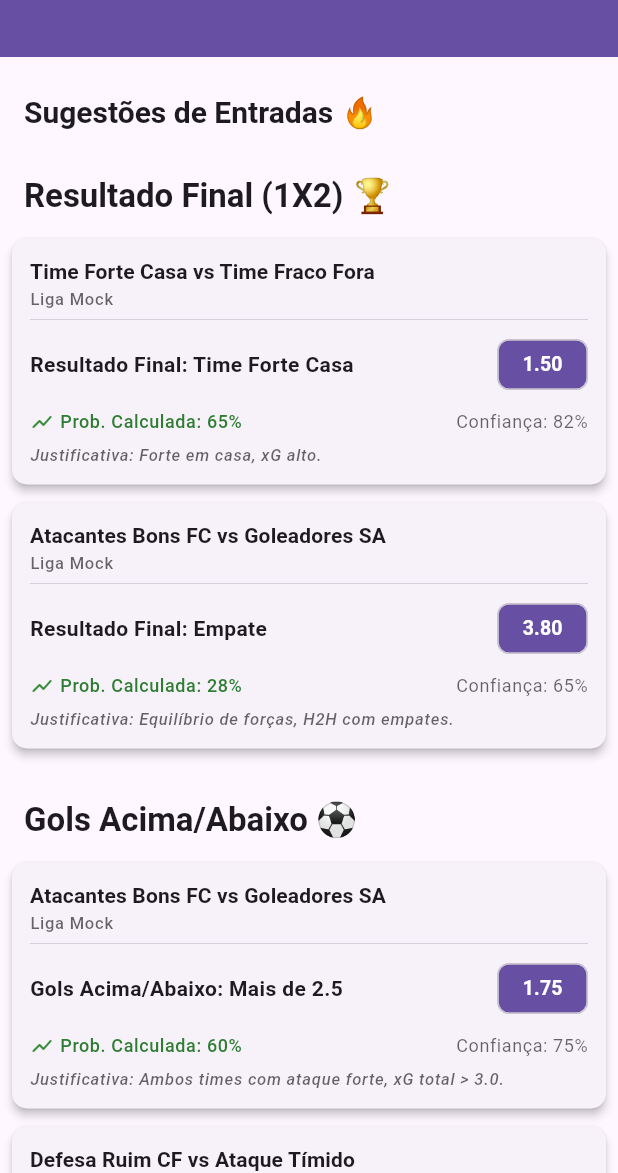
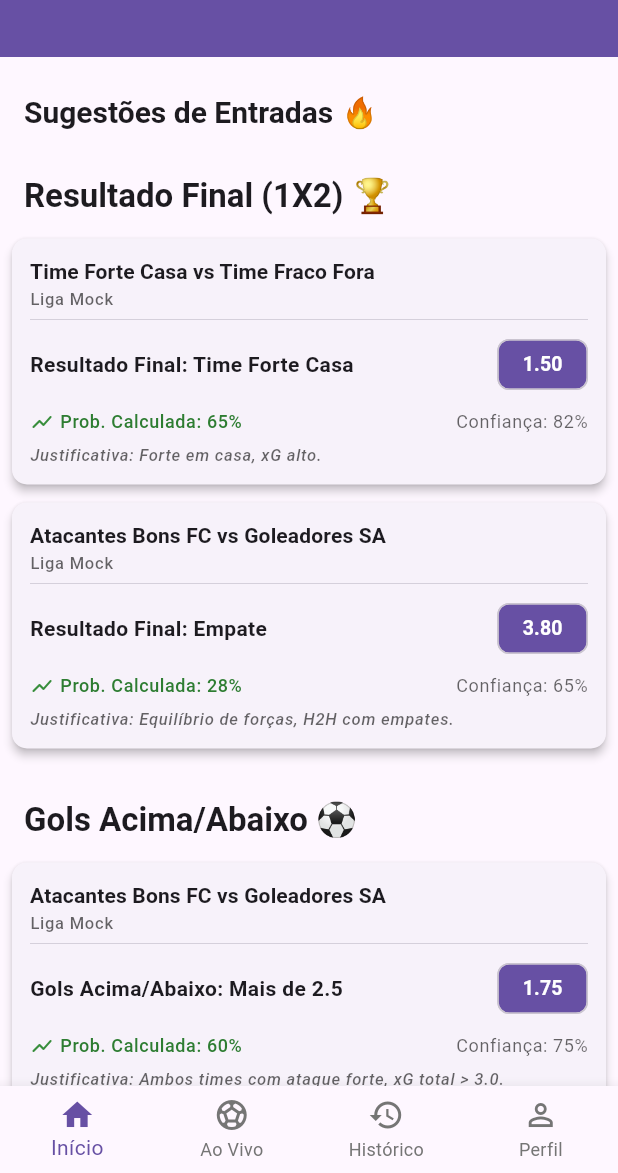
Before and after one commit to Rennansb/product_gamers, a Flutter app: the screen it shows after launch, on a phone screen of 412 x 824 dp, the part 63-1236 px from its top. Run offline on Flutter 3.47's test engine with Material 3 defaults, Android fonts, the light colour scheme and no system bars; our stand-ins replace cached_network_image, dartz, equatable, flutter_dotenv; network calls fail.

Commit message:
menu inferior

```diff
--- a/lib/main.dart
+++ b/lib/main.dart
@@ -5,6 +5,7 @@ import 'package:flutter_dotenv/flutter_dotenv.dart';
 import 'package:http/http.dart' as http;
 import 'package:intl/date_symbol_data_local.dart';
 import 'package:product_gamers/domain/usecases/get_fixture_lineups_usecase.dart';
+import 'package:product_gamers/presentation/app_shell.dart';
 import 'package:product_gamers/presentation/providers/suggested_slips_provider.dart';
 import 'package:provider/provider.dart';
 import 'package:flutter_localizations/flutter_localizations.dart';
@@ -97,11 +98,10 @@ class MyApp extends StatelessWidget {
 
   @override
   Widget build(BuildContext context) {
-    return MaterialApp(
+    return const MaterialApp(
       title: 'App Prognósticos Expert',
       // ... (theme, locale, etc.)
-      home:
-          const HomeScreen(), // HomeScreen está ABAIXO do MultiProvider na árvore
+      home: AppShell(), // HomeScreen está ABAIXO do MultiProvider na árvore
     );
   }
 }
--- /dev/null
+++ b/lib/presentation/app_shell.dart
@@ -0,0 +1,77 @@
+// lib/presentation/app_shell.dart
+import 'package:flutter/material.dart';
+import 'package:product_gamers/presentation/screens/home_screen.dart'; // Nossa tela inicial existente
+import 'screens/live_games_screen.dart'; // Nova tela placeholder
+import 'screens/history_screen.dart'; // Nova tela placeholder
+import 'screens/user_profile_screen.dart'; // Nova tela placeholder
+
+class AppShell extends StatefulWidget {
+  const AppShell({super.key});
+
+  @override
+  State<AppShell> createState() => _AppShellState();
+}
+
+class _AppShellState extends State<AppShell> {
+  int _selectedIndex = 0; // Índice da aba atualmente selecionada
+
+  // Lista das telas principais para cada aba
+  static const List<Widget> _widgetOptions = <Widget>[
+    HomeScreen(), // Aba 0: Nossa tela inicial atual
+    LiveGamesScreen(), // Aba 1: Jogos Ao Vivo
+    HistoryScreen(), // Aba 2: Histórico
+    UserProfileScreen(), // Aba 3: Usuário
+  ];
+
+  void _onItemTapped(int index) {
+    setState(() {
+      _selectedIndex = index;
+    });
+  }
+
+  @override
+  Widget build(BuildContext context) {
+    return Scaffold(
+      // O corpo do Scaffold será a tela selecionada na BottomNavigationBar
+      // Usar IndexedStack para manter o estado das telas quando se alterna entre elas
+      body: IndexedStack(
+        index: _selectedIndex,
+        children: _widgetOptions,
+      ),
+      bottomNavigationBar: BottomNavigationBar(
+        items: const <BottomNavigationBarItem>[
+          BottomNavigationBarItem(
+            icon: Icon(Icons.home_outlined),
+            activeIcon: Icon(Icons.home),
+            label: 'Início',
+          ),
+          BottomNavigationBarItem(
+            icon: Icon(Icons.sports_soccer_outlined),
+            activeIcon: Icon(Icons.sports_soccer),
+            label: 'Ao Vivo',
+          ),
+          BottomNavigationBarItem(
+            icon: Icon(Icons.history_outlined),
+            activeIcon: Icon(Icons.history),
+            label: 'Histórico',
+          ),
+          BottomNavigationBarItem(
+            icon: Icon(Icons.person_outline),
+            activeIcon: Icon(Icons.person),
+            label: 'Perfil',
+          ),
+        ],
+        currentIndex: _selectedIndex,
+        selectedItemColor:
+            Theme.of(context).colorScheme.primary, // Cor do item selecionado
+        unselectedItemColor: Colors.grey[600], // Cor dos itens não selecionados
+        onTap: _onItemTapped,
+        type: BottomNavigationBarType
+            .fixed, // Para mais de 3 itens, garante que todos apareçam
+        showUnselectedLabels: true, // Mostrar labels dos itens não selecionados
+        // backgroundColor: Theme.of(context).cardColor, // Cor de fundo da barra (opcional)
+        elevation: 8.0, // Sombra da barra
+      ),
+    );
+  }
+}
```
Also changed, not shown: lib/presentation/screens/history_screen.dart (added, +26 -0 lines), lib/presentation/screens/live_games_screen.dart (added, +26 -0 lines), lib/presentation/screens/user_profile_screen.dart (added, +26 -0 lines).
